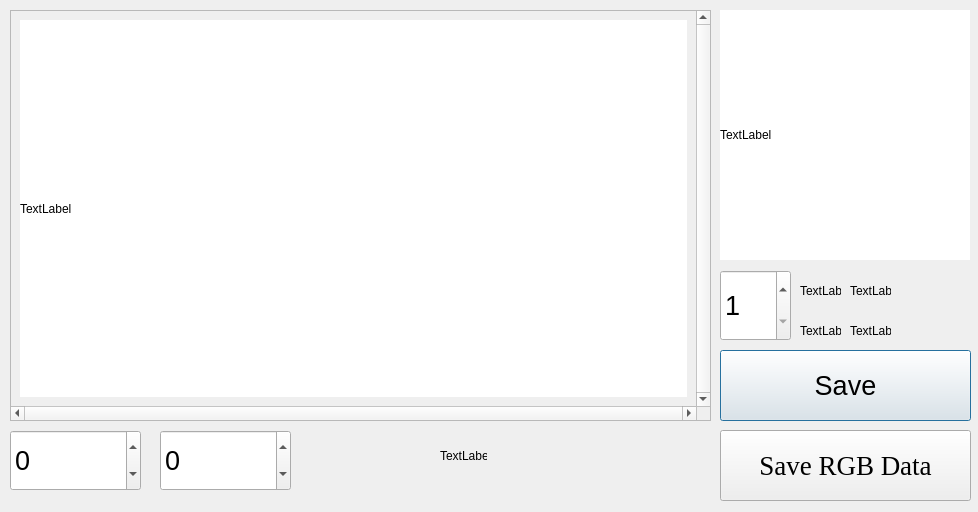
First picture: the form in dialog.ui, repository Chia-ChunHsu/NewCapture, before the edit.
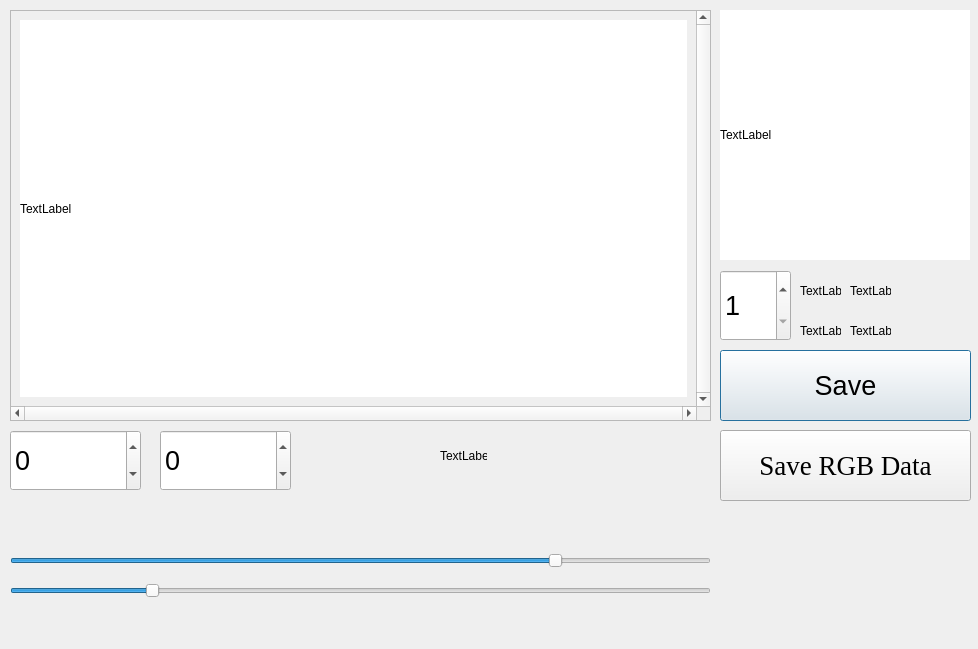
Second picture: the form after the edit.

The edit to the form file:
```diff
--- a/dialog.ui
+++ b/dialog.ui
@@ -7,7 +7,7 @@
     <x>0</x>
     <y>0</y>
     <width>978</width>
-    <height>512</height>
+    <height>649</height>
    </rect>
   </property>
   <property name="windowTitle">
```
